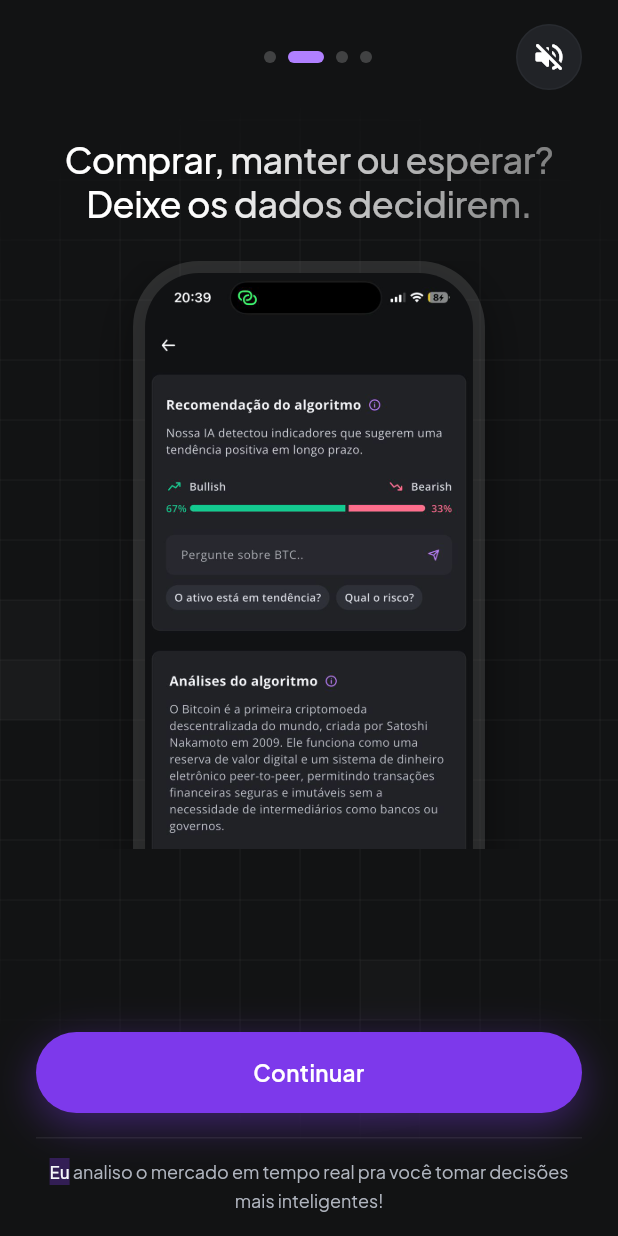
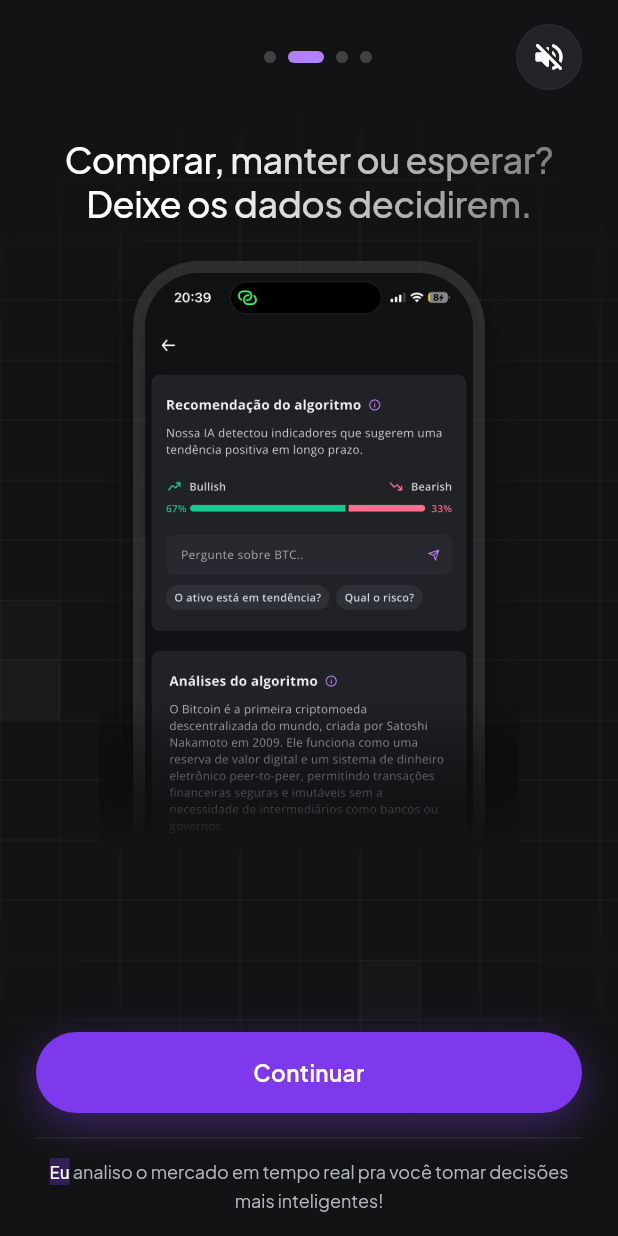
Before and after one commit to admtools-qinv/teste, a Flutter app: the screen it shows after launch, after a tap on the "volume up" icon, after a tap on "Continuar", on a phone screen of 412 x 824 dp. Run offline on Flutter 3.47's test engine with Material 3 defaults, Android fonts, the phone set to English and light mode, and no system bars; drawn by our look-alikes of flutter_animate; our stand-ins replace auto_size_text, flutter_secure_storage, flutter_svg, flutter_tts, google_sign_in, just_audio and 2 more.

Commit message:
fix(onboarding): add package param to asset loading, phone frame gradient outside clip
Assets from a Flutter package require the `package` parameter in
Image.asset/SvgPicture.asset — without it the icons were silently missing.

Co-Authored-By: Claude Opus 4.6 <noreply@anthropic.com>

```diff
--- a/experiments/onboarding_reference/flutter/lib/onboarding_reference/presentation/widgets/onboarding_option_card.dart
+++ b/experiments/onboarding_reference/flutter/lib/onboarding_reference/presentation/widgets/onboarding_option_card.dart
@@ -68,8 +68,10 @@ class OnboardingOptionCard extends StatelessWidget {
               children: [
                 if (assetPath != null) ...[
                   assetPath!.endsWith('.svg')
-                      ? SvgPicture.asset(assetPath!, height: 40)
-                      : Image.asset(assetPath!, height: 40),
+                      ? SvgPicture.asset(assetPath!,
+                          package: 'onboarding_reference', height: 40)
+                      : Image.asset(assetPath!,
+                          package: 'onboarding_reference', height: 40),
                   const SizedBox(width: 14),
                 ],
                 Expanded(
--- a/experiments/onboarding_reference/flutter/lib/onboarding_reference/presentation/widgets/phone_frame.dart
+++ b/experiments/onboarding_reference/flutter/lib/onboarding_reference/presentation/widgets/phone_frame.dart
@@ -12,13 +12,13 @@ class PhoneFrame extends StatelessWidget {
 
   @override
   Widget build(BuildContext context) {
-    return ClipRect(
+    return Stack(
+      children: [
+        ClipRect(
           child: Align(
             alignment: Alignment.topCenter,
             heightFactor: 0.80,
-        child: Stack(
-          children: [
-            Container(
+            child: Container(
               decoration: BoxDecoration(
                 color: Colors.white.withValues(alpha: 0.12),
                 borderRadius: BorderRadius.circular(_bezelRadius),
@@ -42,11 +42,13 @@ class PhoneFrame extends StatelessWidget {
                 ),
               ),
             ),
+          ),
+        ),
         Positioned(
           left: 0,
           right: 0,
           bottom: 0,
-              height: 80,
+          height: 100,
           child: Container(
             decoration: const BoxDecoration(
               gradient: LinearGradient(
@@ -61,8 +63,6 @@ class PhoneFrame extends StatelessWidget {
           ),
         ),
       ],
-        ),
-      ),
     )
         .animate()
         .slideY(begin: 0.08, end: 0, duration: 620.ms, curve: Curves.easeOutCubic)
```
Also changed, not shown: experiments/onboarding_reference/flutter/example/pubspec.lock. Lines whose indentation alone changed are shown as unchanged.
